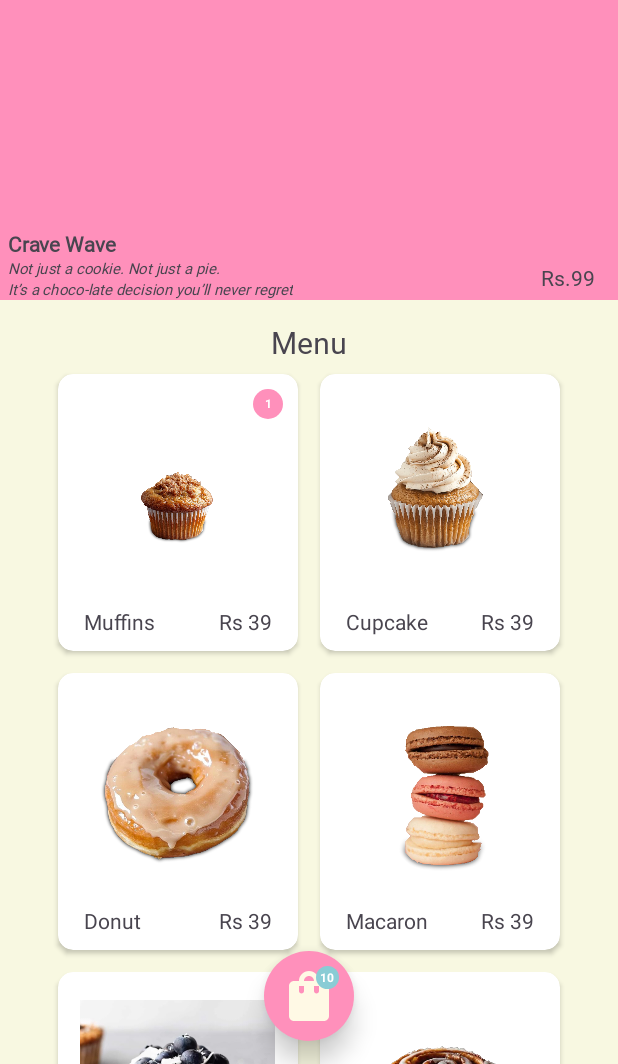
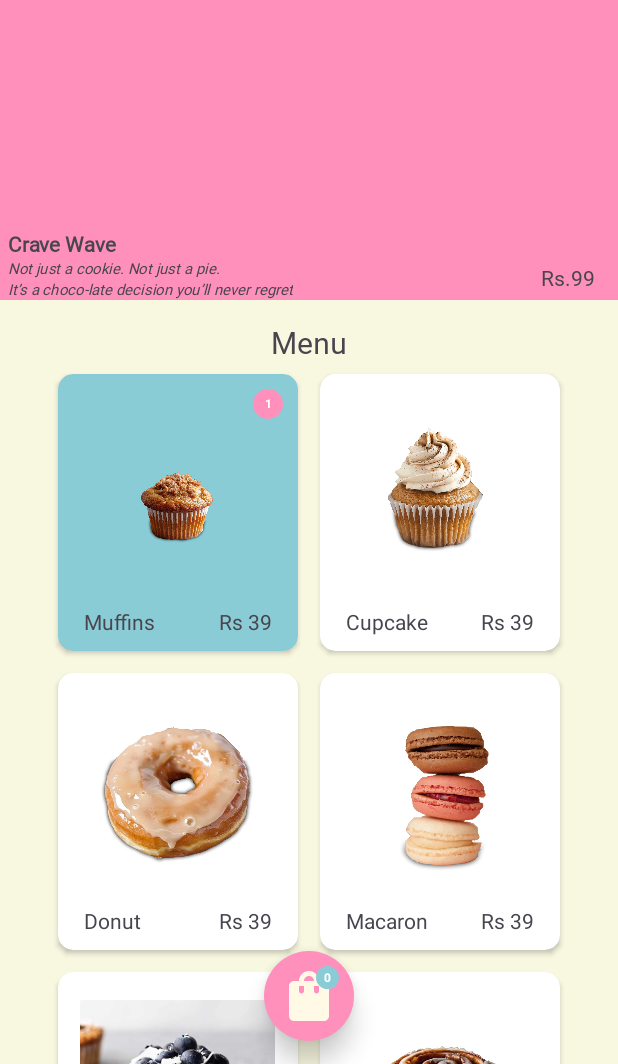
Before and after one commit to Midhun1618/BakerBoy, an Android app: the screen it shows after launch (MainActivity), after a tap on "Muffins", on a phone screen of 412 x 824 dp, the part 172-1236 px from its top. Run offline under Robolectric (Android 15) with nearby library versions, the light colour scheme and no system bars.

Commit message:
item selection added

```diff
--- a/app/src/main/java/com/voxcom/bakerboy/MainActivity.kt
+++ b/app/src/main/java/com/voxcom/bakerboy/MainActivity.kt
@@ -30,6 +30,7 @@
     lateinit var pastryCounter: TextView
     lateinit var redvelvetCounter: TextView
     lateinit var cheesecakeCounter: TextView
+    lateinit var cartCounter: TextView
 
 
     override fun onCreate(savedInstanceState: Bundle?) {
@@ -73,6 +74,7 @@
         pastryCounter = findViewById(R.id.item07Counter)
         redvelvetCounter = findViewById(R.id.item08Counter)
         cheesecakeCounter = findViewById(R.id.item09Counter)
+        cartCounter = findViewById(R.id.cartCounter)
 
         muffinCounter.text = data.getInt("muffin",0).toString()
         cupcakeCounter.text = data.getInt("cupcake",0).toString()
@@ -83,16 +85,23 @@
         pastryCounter.text = data.getInt("pastry",0).toString()
         redvelvetCounter.text = data.getInt("redvelvet",0).toString()
         cheesecakeCounter.text = data.getInt("cheesecake",0).toString()
+        cartCounter.text = data.getInt("cart",0).toString()
+
 
         muffin.setOnClickListener {
             var count = data.getInt("muffin",0)
+            var cartcount = data.getInt("cart",0)
             if(count==0){
                 edit.putInt("muffin",count+1)
+                edit.putInt("cart",cartcount+1)
+                cartCounter.visibility=View.VISIBLE
                 muffinCounter.visibility=View.VISIBLE
+                muffin.setBackgroundTintList(getColorStateList(R.color.blue1))
             }
             else{
                 edit.putInt("muffin",0)
                 muffinCounter.visibility=View.INVISIBLE
+                muffin.setBackgroundTintList(getColorStateList(R.color.white))
             }
             edit.apply()
             count = data.getInt("muffin",0)
--- a/app/src/main/res/layout/activity_main.xml
+++ b/app/src/main/res/layout/activity_main.xml
@@ -264,6 +264,7 @@
                         android:layout_gravity="center"
                         android:layout_margin="7dp"
                         android:clickable="true"
+                        android:backgroundTint="@color/white"
                         app:cardCornerRadius="10dp">
 
                         <androidx.constraintlayout.widget.ConstraintLayout
```
